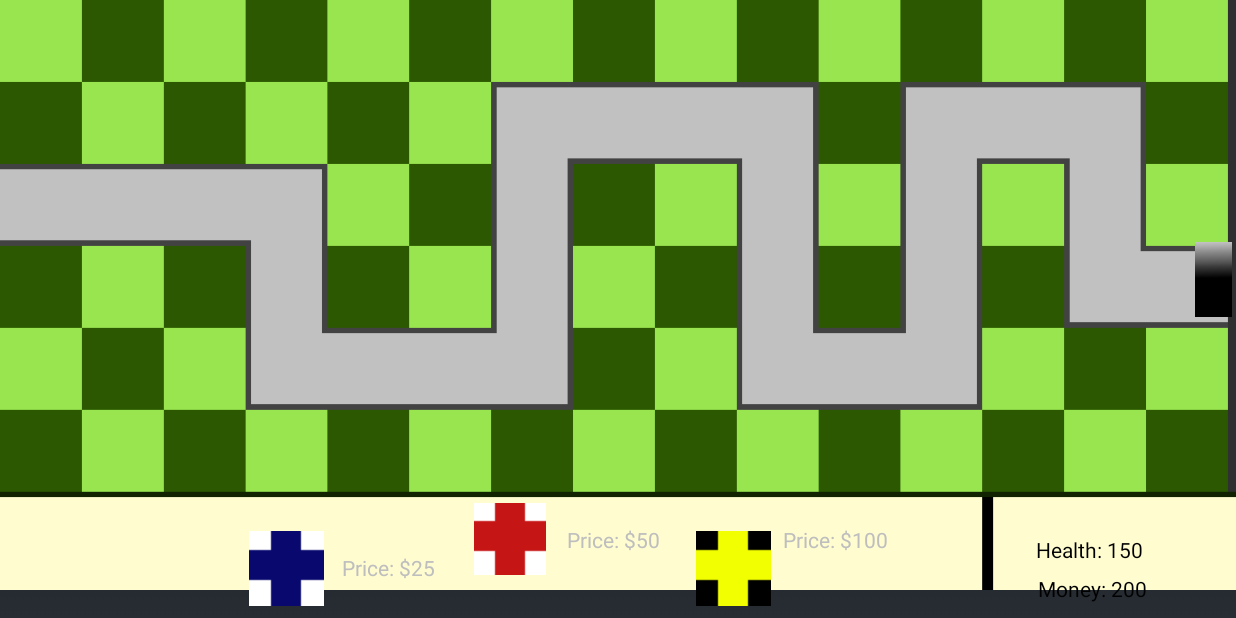
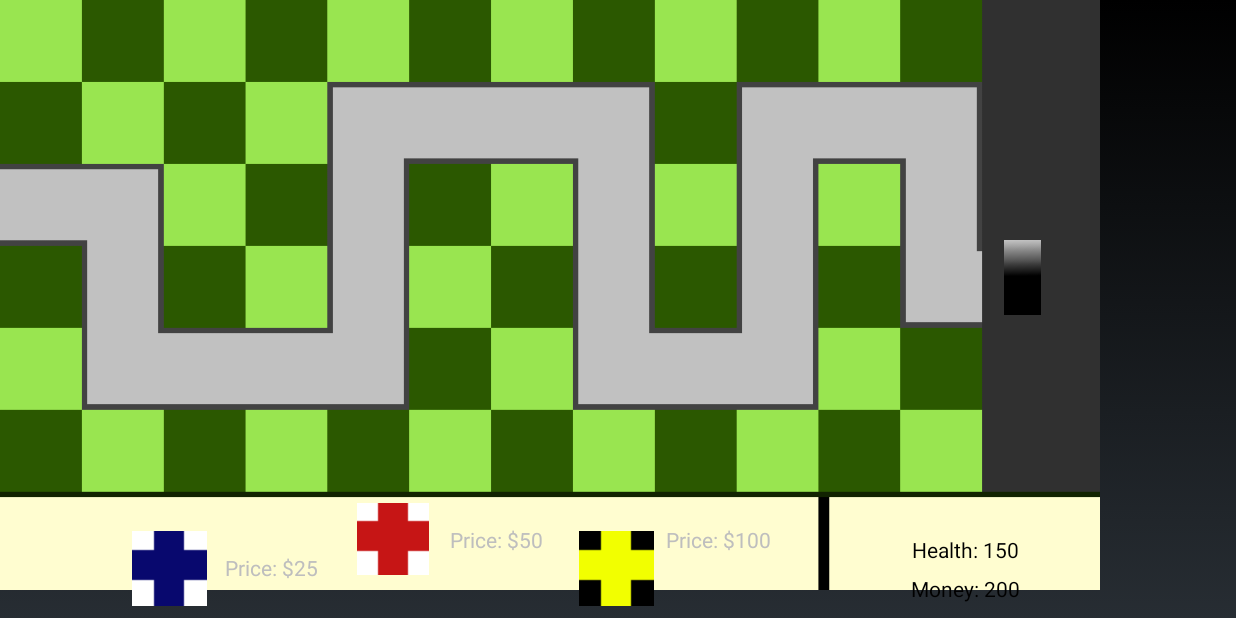
Before and after one commit to maharship07/Tower-Defense-Game, an Android app: the GameScreen screen opened directly, with no data from a screen before it, on a phone screen of 824 x 412 dp (held sideways). Run offline under Robolectric (Android 15) with nearby library versions, the phone set to English and light mode, and no system bars; 1 statement that could not run was skipped.

Commit message:
Black Bar Fix

```diff
--- a/app/src/main/res/layout/game_screen.xml
+++ b/app/src/main/res/layout/game_screen.xml
@@ -2,14 +2,14 @@
 <androidx.constraintlayout.widget.ConstraintLayout xmlns:android="http://schemas.android.com/apk/res/android"
     xmlns:app="http://schemas.android.com/apk/res-auto"
     xmlns:tools="http://schemas.android.com/tools"
-    android:layout_width="match_parent"
+    android:layout_width="733dp"
     android:layout_height="match_parent">
 
     <ImageView
         android:id="@+id/mapBackground"
-        android:layout_width="851dp"
+        android:layout_width="733dp"
         android:layout_height="393dp"
-        android:background="@drawable/towerdefensemap_checkerboard_v3"
+        android:background="@drawable/towerdefensemap_checkerboard_v4"
         android:contentDescription="@string/game_map"
         android:scaleType="fitXY"
         app:layout_constraintBottom_toBottomOf="parent"
@@ -53,10 +53,10 @@
         android:src="@drawable/monument"
         app:layout_constraintBottom_toBottomOf="@+id/mapBackground"
         app:layout_constraintEnd_toEndOf="parent"
-        app:layout_constraintHorizontal_bias="1.0"
+        app:layout_constraintHorizontal_bias="0.948"
         app:layout_constraintStart_toStartOf="parent"
         app:layout_constraintTop_toTopOf="@+id/mapBackground"
-        app:layout_constraintVertical_bias="0.469" />
+        app:layout_constraintVertical_bias="0.466" />
 
     <ImageButton
         android:id="@+id/tower1button"
@@ -76,7 +76,7 @@
         android:src="@drawable/tower_2"
         app:layout_constraintBottom_toBottomOf="@+id/mapBackground"
         app:layout_constraintEnd_toEndOf="parent"
-        app:layout_constraintHorizontal_bias="0.407"
+        app:layout_constraintHorizontal_bias="0.347"
         app:layout_constraintStart_toStartOf="parent"
         app:layout_constraintTop_toTopOf="parent"
         app:layout_constraintVertical_bias="0.971"
@@ -131,7 +131,7 @@
 
     <com.example.java.GameCanvas
         android:id="@+id/gamecanvas"
-        android:layout_width="818dp"
+        android:layout_width="655dp"
         android:layout_height="327dp"
         app:layout_constraintStart_toStartOf="parent"
         app:layout_constraintTop_toTopOf="parent" />
```
Also changed, not shown: app/src/main/java/com/example/java/GameScreen.java (+11 -13 lines), app/src/main/res/drawable/towerdefensemap_checkerboard_v3.png (deleted), app/src/main/res/drawable/towerdefensemap_checkerboard_v4.png (added), 2 other files.
